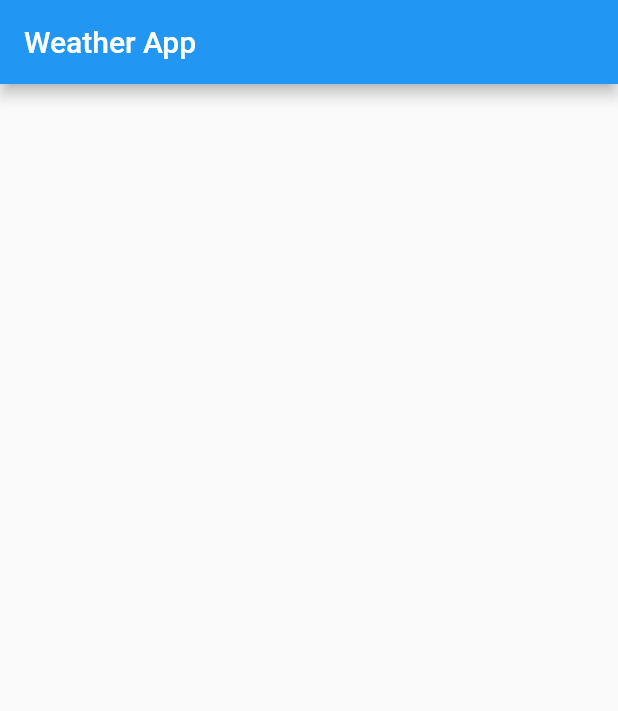
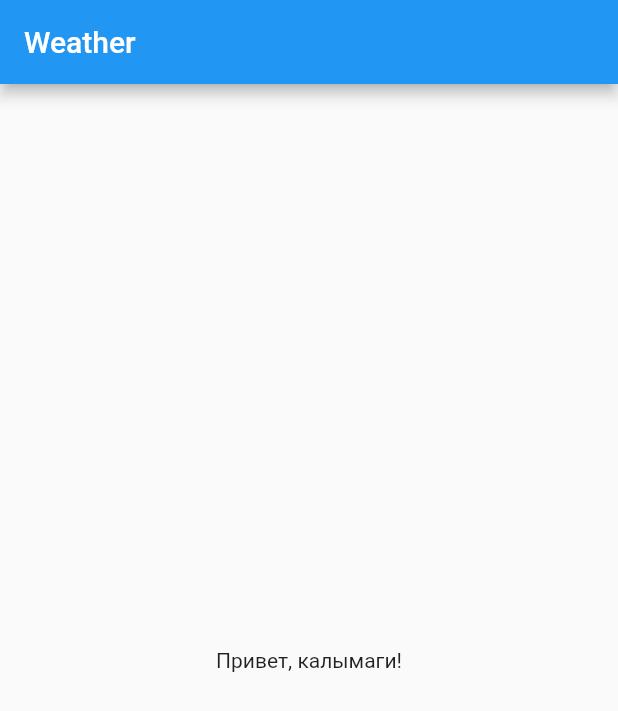
Before and after one commit to Stepa-Kuropatkin/weatherapp, a Flutter app: the screen it shows after launch, on a phone screen of 412 x 824 dp. Shown: the top 711 px of the screen. Run offline on Flutter 3.47's test engine with Material 2 defaults, Android fonts, the phone set to English and light mode, and no system bars; our stand-ins replace get.

```diff
--- a/lib/main.dart
+++ b/lib/main.dart
@@ -1,4 +1,7 @@
 import 'package:flutter/material.dart';
+import 'package:get/get.dart';
+
+import 'screens/Splashscreen.dart';
 
 void main() {
   runApp(MyApp());
@@ -7,17 +10,13 @@ void main() {
 class MyApp extends StatelessWidget {
   @override
   Widget build(BuildContext context) {
-    return MaterialApp(
+    return GetMaterialApp(
       debugShowCheckedModeBanner: false,
       title: 'Weather App',
       theme: ThemeData(
         primarySwatch: Colors.blue,
       ),
-      home: Scaffold(
-        appBar: AppBar(
-          title: Text("Weather App"),
-        ),
-      ),
+      home: Splashscreen(),
     );
   }
 }
--- /dev/null
+++ b/lib/screens/homescreen.dart
@@ -0,0 +1,22 @@
+import 'package:flutter/material.dart';
+
+class Homescreen extends StatefulWidget {
+  Homescreen({Key key}) : super(key: key);
+
+  @override
+  _HomescreenState createState() => _HomescreenState();
+}
+
+class _HomescreenState extends State<Homescreen> {
+  @override
+  Widget build(BuildContext context) {
+    return Scaffold(
+      appBar: AppBar(
+        title: Text('Weather'),
+      ),
+      body: Center(
+        child: Text('Привет, калымаги!'),
+      ),
+    );
+  }
+}
--- a/pubspec.yaml
+++ b/pubspec.yaml
@@ -51,9 +51,9 @@ flutter:
   uses-material-design: true
 
   # To add assets to your application, add an assets section, like this:
-  # assets:
-  #   - images/a_dot_burr.jpeg
-  #   - images/a_dot_ham.jpeg
+  assets:
+    - assetes/images/web_hi_res_512.png
+
 
   # An image asset can refer to one or more resolution-specific "variants", see
   # https://flutter.dev/assets-and-images/#resolution-aware.
```
Also changed, not shown: lib/animations/tweenAnimation.dart (added, +34 -0 lines), lib/screens/Splashscreen.dart (added, +11 -0 lines), assetes/images/web_hi_res_512.png (added), 10 other files.
